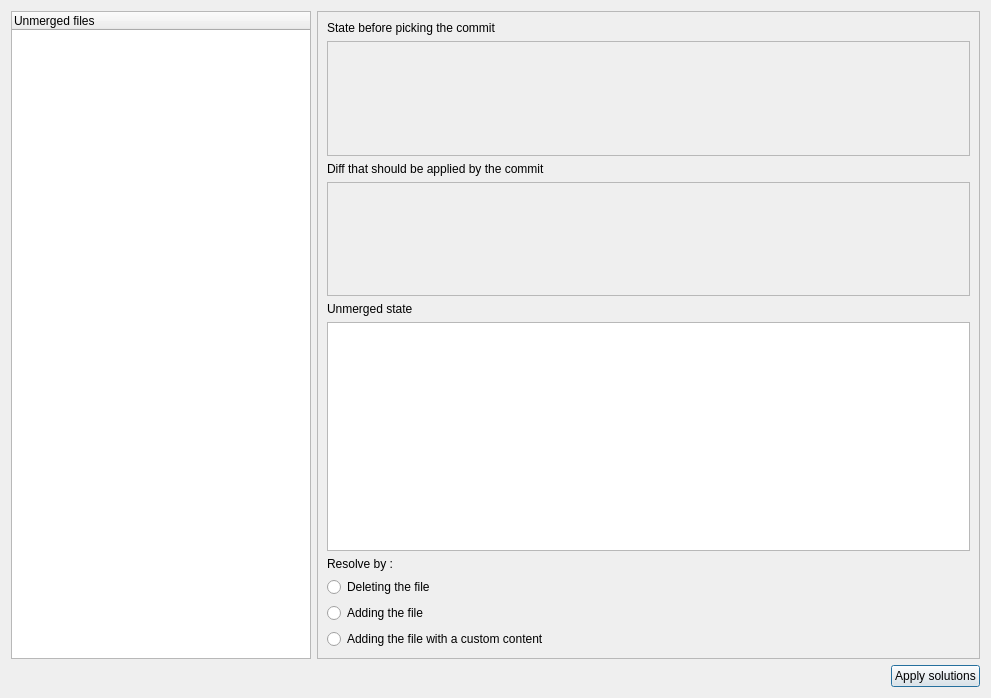
The window that gitbuster/conflicts_dialog.ui (mike-perdide/gitbuster) describes before a commit, drawn with Qt 5.
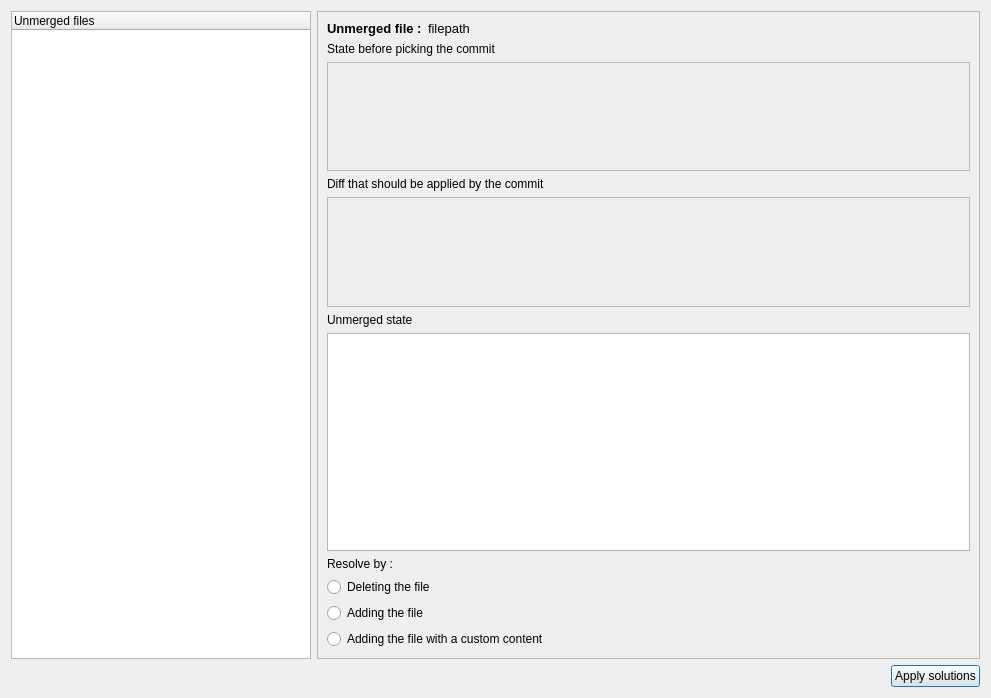
The same window after the commit.

Commit message: Display the path of the unmerged file and redone the row stretch.

Patch:
```diff
--- a/gitbuster/conflicts_dialog.ui
+++ b/gitbuster/conflicts_dialog.ui
@@ -22,73 +22,105 @@
      <property name="frameShadow">
       <enum>QFrame::Raised</enum>
      </property>
-     <layout class="QGridLayout" name="conflictDetailsGridLayout" rowstretch="0,1,0,1,0,2,0,0,0,0">
-      <item row="5" column="0">
-       <widget class="QTextEdit" name="conflictTextEdit"/>
-      </item>
-      <item row="3" column="0">
+     <layout class="QGridLayout" name="conflictDetailsGridLayout" rowstretch="0,0,1,0,1,0,2,0,0,0,0" columnstretch="0,10">
+      <item row="4" column="0" colspan="2">
        <widget class="QTextEdit" name="diffTextEdit">
         <property name="enabled">
          <bool>false</bool>
         </property>
        </widget>
       </item>
-      <item row="1" column="0">
+      <item row="2" column="0" colspan="2">
        <widget class="QTextEdit" name="origTextEdit">
         <property name="enabled">
          <bool>false</bool>
         </property>
        </widget>
       </item>
-      <item row="4" column="0">
+      <item row="5" column="0" colspan="2">
        <widget class="QLabel" name="label">
         <property name="text">
          <string>Unmerged state</string>
         </property>
        </widget>
       </item>
-      <item row="2" column="0">
+      <item row="3" column="0" colspan="2">
        <widget class="QLabel" name="label_2">
         <property name="text">
          <string>Diff that should be applied by the commit</string>
         </property>
        </widget>
       </item>
-      <item row="0" column="0">
+      <item row="1" column="0" colspan="2">
        <widget class="QLabel" name="label_3">
         <property name="text">
          <string>State before picking the commit</string>
         </property>
        </widget>
       </item>
-      <item row="6" column="0">
+      <item row="7" column="0" colspan="2">
        <widget class="QLabel" name="label_4">
         <property name="text">
          <string>Resolve by :</string>
         </property>
        </widget>
       </item>
-      <item row="7" column="0">
+      <item row="8" column="0" colspan="2">
        <widget class="QRadioButton" name="radioButton">
         <property name="text">
          <string>Deleting the file</string>
         </property>
        </widget>
       </item>
-      <item row="8" column="0">
+      <item row="9" column="0" colspan="2">
        <widget class="QRadioButton" name="radioButton_2">
         <property name="text">
          <string>Adding the file</string>
         </property>
        </widget>
       </item>
-      <item row="9" column="0">
+      <item row="10" column="0" colspan="2">
        <widget class="QRadioButton" name="radioButton_3">
         <property name="text">
          <string>Adding the file with a custom content</string>
         </property>
        </widget>
       </item>
+      <item row="0" column="1">
+       <widget class="QLabel" name="label_6">
+        <property name="font">
+         <font>
+          <pointsize>10</pointsize>
+         </font>
+        </property>
+        <property name="text">
+         <string>filepath</string>
+        </property>
+       </widget>
+      </item>
+      <item row="6" column="0" colspan="2">
+       <widget class="QTextEdit" name="conflictTextEdit"/>
+      </item>
+      <item row="0" column="0">
+       <widget class="QLabel" name="label_5">
+        <property name="maximumSize">
+         <size>
+          <width>200</width>
+          <height>16777215</height>
+         </size>
+        </property>
+        <property name="font">
+         <font>
+          <pointsize>10</pointsize>
+          <weight>75</weight>
+          <bold>true</bold>
+         </font>
+        </property>
+        <property name="text">
+         <string>Unmerged file :</string>
+        </property>
+       </widget>
+      </item>
      </layout>
     </widget>
    </item>
```
